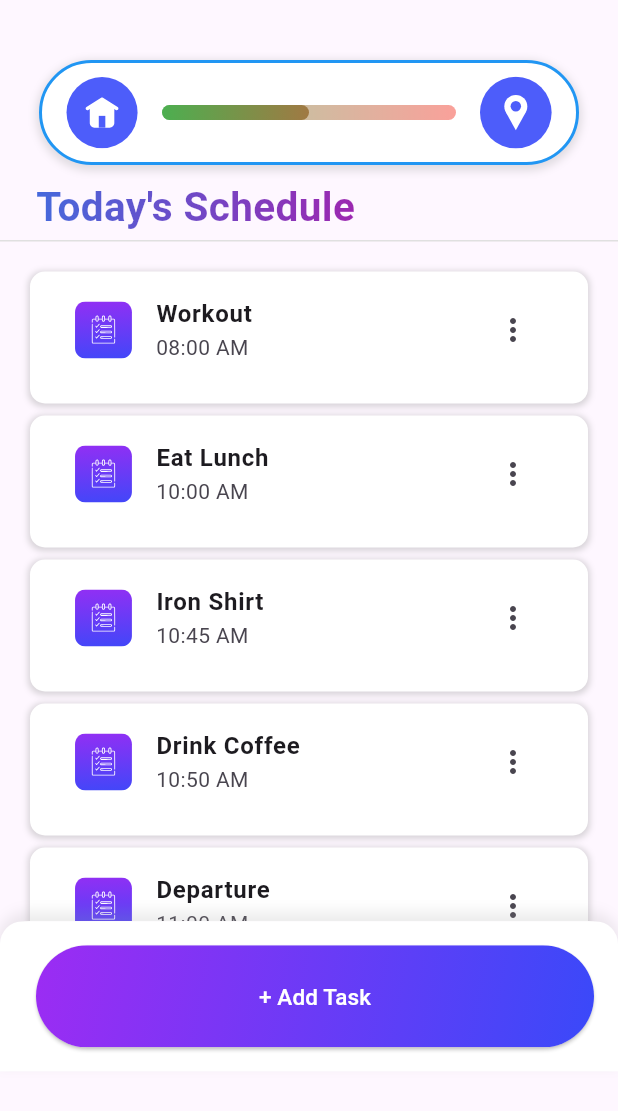
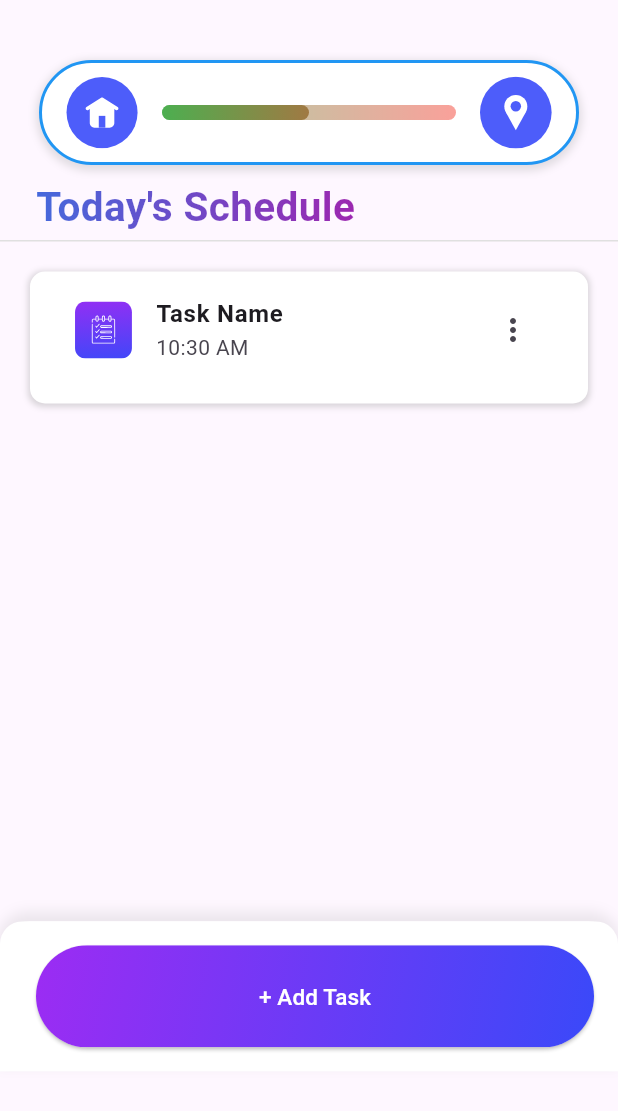
Before and after one commit to Dosty-Team/solution, a Flutter app: the SchedulePage screen opened directly, on a phone screen of 412 x 824 dp, the part 90-1201 px from its top. Run offline on Flutter 3.47's test engine with Material 3 defaults, Android fonts, the phone set to English and light mode, and no system bars; our stand-ins replace cached_network_image, carousel_slider, flutter_svg, go_router, google_maps_flutter; missing offline and left inert: mongo_dart; Roboto replaces fonts that are missing (Poppins).

Commit message:
task get post

```diff
--- a/lib/pages/schedule_page.dart
+++ b/lib/pages/schedule_page.dart
@@ -2,14 +2,70 @@ import 'package:flowmi/components/top_bar/top_bar.dart';
 import 'package:flowmi/my_styles.dart';
 import 'package:flutter/material.dart';
 import 'package:flutter_svg/flutter_svg.dart';
+import 'package:go_router/go_router.dart';
+import 'package:mongo_dart/mongo_dart.dart' as mongo;
 // import 'package:withoutmap/Notification/notification.dart';
 // import 'package:withoutmap/login/login.dart';
 // import 'recommend/recommend_commute_page.dart';
 // import 'setting/settings_page.dart';  // Import the settings page
 // import 'analysis/trafficmap.dart';
 
+class SchedulePage extends StatefulWidget {
+  const SchedulePage({super.key});
 
-class SchedulePage extends StatelessWidget {
+  @override
+  State<SchedulePage> createState() => _SchedulePageState();
+}
+
+class _SchedulePageState extends State<SchedulePage> {
+    late mongo.DbCollection tasksCollection;
+
+  List<Task> tasks = [
+    Task(
+      taskName: 'Task Name',
+      startTime: TimeOfDay.now(),
+      endTime: TimeOfDay.now(),
+      priority: 'Medium',
+    ),
+  ];
+    @override
+    void initState() {
+      super.initState();
+        _connectToMongo();
+    }
+    Future<void> _connectToMongo() async {
+    final db = await mongo.Db.create('mongodb+srv://giver_kdk:giverdb123@cluster0.lfo9ghw.mongodb.net/flowmi_db?retryWrites=true&w=majority&appName=Cluster0'); // Replace with your MongoDB URI
+    await db.open();
+    tasksCollection = db.collection('tasks');
+    await _fetchTasks();
+  }
+
+  Task fromMap(Map<String, dynamic> map) {
+    return Task(
+		taskName: map["taskName"],
+		startTime: parseTime(map["startTime"]),
+		endTime: parseTime(map["endTime"]),
+		priority: map["priority"],
+	);
+  }
+Map<String, dynamic> toMap(Task task) {
+    return {
+      'taskName': task.taskName,
+      'startTime': task.startTime,
+      'endTime': task.endTime,
+      'priority': task.priority,
+    };
+  }
+
+  Future<void> _fetchTasks() async {
+    final tasksFromDb = await tasksCollection.find().toList();
+	print("FETCH**********");
+	// print(tasksFromDb);
+    setState(() {
+		tasks = tasksFromDb.map((map) => fromMap(map)).toList();
+		print(tasks[0].taskName);
+    });
+  }
   @override
   Widget build(BuildContext context) {
     return Scaffold(
@@ -81,7 +137,9 @@ class SchedulePage extends StatelessWidget {
                               ),
                             ),
                             // ************************ Add Task Button Event Handler ************************
-                            onPressed: () {},
+                            onPressed: () {
+                              GoRouter.of(context).push("/set_task");
+                            },
                             child: Ink(
                               decoration: BoxDecoration(
                                 gradient: const LinearGradient(
@@ -295,16 +353,10 @@ Widget buildHeading() {
 
   Widget buildTaskList() {
   return ListView(
-          padding: const EdgeInsets.all(20),
-          children: <Widget>[
-            buildTask("Workout", "08:00 AM"),
-            buildTask("Eat Lunch", "10:00 AM"),
-            buildTask("Iron Shirt", "10:45 AM"),
-            buildTask("Drink Coffee", "10:50 AM"),
-            buildTask("Departure", "11:00 AM"),
-            buildTask("Departure", "11:00 AM"),
-            buildTask("Departure", "11:00 AM"),
-          ],
+    padding: const EdgeInsets.all(20),
+    children: tasks.map((task) {
+      return buildTask(task.taskName, formatTimeOfDay(task.startTime));
+    }).toList(),
   );
 }
 
@@ -473,3 +525,47 @@ Widget buildHeading() {
   // }
 
 // }
+ class Task {
+  String taskName;
+  TimeOfDay startTime;
+  TimeOfDay endTime;
+  String priority;
+
+  Task({
+    required this.taskName,
+    required this.startTime,
+    required this.endTime,
+    required this.priority,
+  });
+}
+TimeOfDay parseTime(String timeString) {
+  // Parse the string to extract the hour and minute
+  final format = RegExp(r'(\d+):(\d+)\s*(AM|PM)', caseSensitive: false);
+  final match = format.firstMatch(timeString);
+
+  if (match != null) {
+    int hour = int.parse(match.group(1)!);
+    int minute = int.parse(match.group(2)!);
+    String period = match.group(3)!.toUpperCase();
+
+    // Convert to 24-hour format if PM
+    if (period == "PM" && hour != 12) {
+      hour += 12;
+    }
+    // Adjust for midnight (12:00 AM)
+    if (period == "AM" && hour == 12) {
+      hour = 0;
+    }
+
+    return TimeOfDay(hour: hour, minute: minute);
+  } else {
+    throw FormatException("Invalid time format: $timeString");
+  }
+}
+String formatTimeOfDay(TimeOfDay time) {
+  final String hour = time.hourOfPeriod.toString().padLeft(2, '0'); // Ensures 2-digit hour
+  final String minute = time.minute.toString().padLeft(2, '0'); // Ensures 2-digit minute
+  final String period = time.period == DayPeriod.am ? "AM" : "PM";
+
+  return "$hour:$minute $period";
+}
--- a/pubspec.yaml
+++ b/pubspec.yaml
@@ -44,6 +44,8 @@ dependencies:
   google_maps_flutter: ^2.10.0
   flutter_svg: ^2.0.16
   intl: ^0.20.1
+  http: ^1.2.2
+  mongo_dart: ^0.10.3
 
 dev_dependencies:
   flutter_test:
```
Also changed, not shown: lib/pages/set_task.dart (+89 -4 lines), pubspec.lock.
